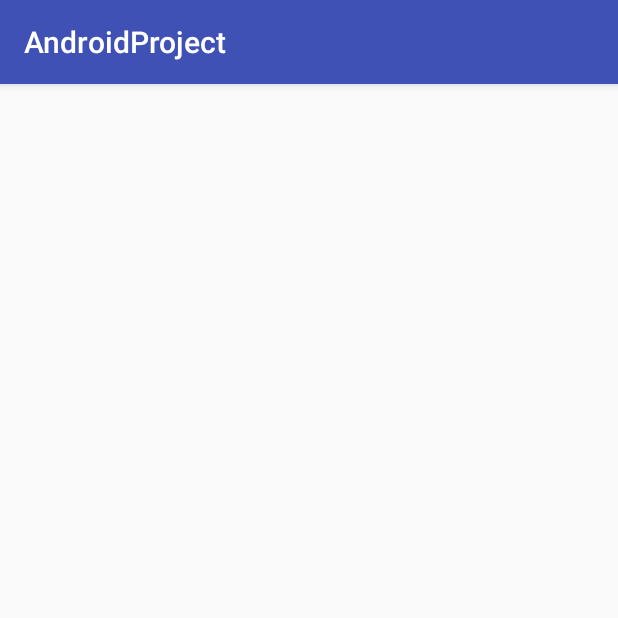
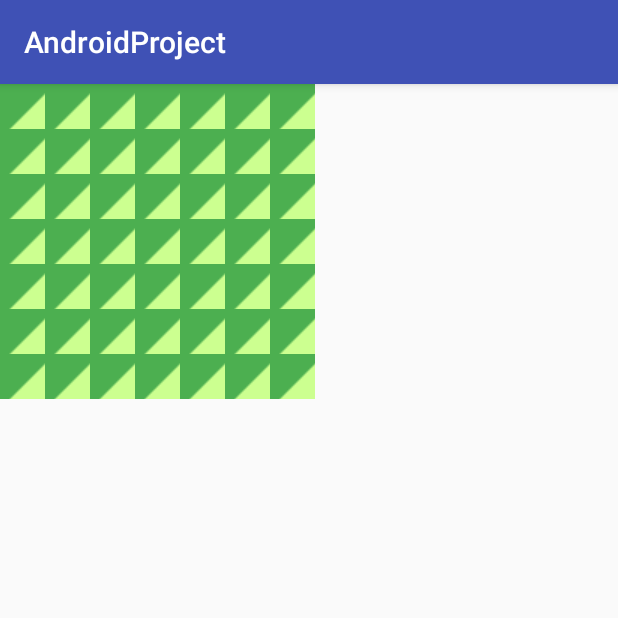
Before and after one commit to BastienLeduc/AndroidProject, an Android app: the screen it shows after launch (MainActivity), on a phone screen of 412 x 824 dp, the top half of it. Run offline under Robolectric (Android 15) with nearby library versions, the phone set to English and light mode, and no system bars.

Commit message:
LigneBille

```diff
--- a/app/src/main/java/com/bldc/androidproject/Bille.java
+++ b/app/src/main/java/com/bldc/androidproject/Bille.java
@@ -9,13 +9,22 @@ import android.view.View;
 import android.view.ViewGroup;
 import android.widget.ImageButton;
 
+import java.util.ArrayList;
+
 public class Bille extends Fragment {
-    private ImageButton imageBille = null;
+    private ArrayList<ImageButton> listImageBille = null;
 
     @Override
     public View onCreateView(@NonNull LayoutInflater inflater, @Nullable ViewGroup container, @Nullable Bundle savedInstanceState) {
         View view = inflater.inflate(R.layout.fragment_bille, container, false);
-        imageBille = (ImageButton) view.findViewById(R.id.imgBille);
+        listImageBille = new ArrayList<>();
+        listImageBille.add((ImageButton) view.findViewById(R.id.imgBille1));
+        listImageBille.add((ImageButton) view.findViewById(R.id.imgBille2));
+        listImageBille.add((ImageButton) view.findViewById(R.id.imgBille3));
+        listImageBille.add((ImageButton) view.findViewById(R.id.imgBille4));
+        listImageBille.add((ImageButton) view.findViewById(R.id.imgBille5));
+        listImageBille.add((ImageButton) view.findViewById(R.id.imgBille6));
+        listImageBille.add((ImageButton) view.findViewById(R.id.imgBille7));
         return view;
     }
 
--- a/app/src/main/java/com/bldc/androidproject/MainActivity.java
+++ b/app/src/main/java/com/bldc/androidproject/MainActivity.java
@@ -8,21 +8,22 @@ import java.util.ArrayList;
 
 public class MainActivity extends AppCompatActivity {
 
-    private ArrayList<Bille> listBille;
-    private final int nbBille = 33;
+    private ArrayList<Bille> listLigneBille;
+    private final int nbBille = 7;
 
     @Override
     protected void onCreate(Bundle savedInstanceState) {
         super.onCreate(savedInstanceState);
         setContentView(R.layout.activity_main);
-        listBille = new ArrayList<>();
+        listLigneBille = new ArrayList<>();
+        createBille();
     }
 
     private void createBille() {
         FragmentTransaction ft = getSupportFragmentManager().beginTransaction();
         for(int i=0; i<nbBille ; i++) {
-            listBille.add(new Bille());
-            ft.add(R.id.gridbilles,listBille.get(i));
+            listLigneBille.add(new Bille());
+            ft.add(R.id.lineBille,listLigneBille.get(i));
         }
         ft.commit();
     }
--- a/app/src/main/res/layout/activity_main.xml
+++ b/app/src/main/res/layout/activity_main.xml
@@ -7,9 +7,11 @@
     android:focusableInTouchMode="true">
     tools:context=".MainActivity">
 
-    <GridLayout
-        android:id="@+id/gridbilles"
+    <LinearLayout
+        android:id="@+id/lineBille"
         android:layout_width="match_parent"
-        android:layout_height="match_parent"/>
+        android:layout_height="wrap_content"
+        android:orientation="vertical">
+    </LinearLayout>
 
 </LinearLayout>
--- a/app/src/main/res/layout/fragment_bille.xml
+++ b/app/src/main/res/layout/fragment_bille.xml
@@ -1,13 +1,55 @@
-<FrameLayout    xmlns:android="http://schemas.android.com/apk/res/android"
+<FrameLayout xmlns:android="http://schemas.android.com/apk/res/android"
     xmlns:app="http://schemas.android.com/apk/res-auto"
     xmlns:tools="http://schemas.android.com/tools"
     android:layout_width="match_parent"
     android:layout_height="match_parent">
 
-    <ImageButton
-        android:id="@+id/imgBille"
-        android:layout_width="30dp"
-        android:layout_height="30dp"
-        app:srcCompat="@drawable/bille" />
+    <LinearLayout
+        android:layout_width="match_parent"
+        android:layout_height="match_parent">
+
+        <ImageButton
+            android:id="@+id/imgBille1"
+            android:layout_width="30dp"
+            android:layout_height="30dp"
+            app:srcCompat="@drawable/bille" />
+
+        <ImageButton
+            android:id="@+id/imgBille2"
+            android:layout_width="30dp"
+            android:layout_height="30dp"
+            app:srcCompat="@drawable/bille" />
+
+        <ImageButton
+            android:id="@+id/imgBille3"
+            android:layout_width="30dp"
+            android:layout_height="30dp"
+            app:srcCompat="@drawable/bille" />
+
+        <ImageButton
+            android:id="@+id/imgBille4"
+            android:layout_width="30dp"
+            android:layout_height="30dp"
+            app:srcCompat="@drawable/bille" />
+
+        <ImageButton
+            android:id="@+id/imgBille5"
+            android:layout_width="30dp"
+            android:layout_height="30dp"
+            app:srcCompat="@drawable/bille" />
+
+        <ImageButton
+            android:id="@+id/imgBille6"
+            android:layout_width="30dp"
+            android:layout_height="30dp"
+            app:srcCompat="@drawable/bille" />
+
+        <ImageButton
+            android:id="@+id/imgBille7"
+            android:layout_width="30dp"
+            android:layout_height="30dp"
+            app:srcCompat="@drawable/bille" />
+
+    </LinearLayout>
 
 </FrameLayout>
```
